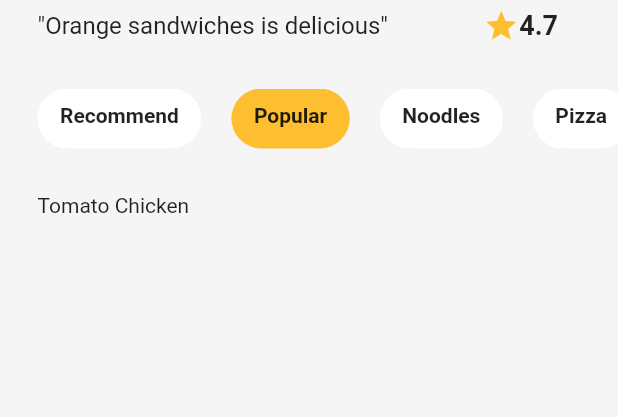
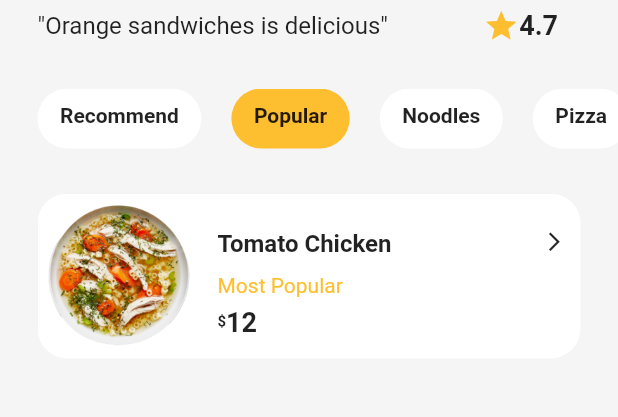
Before and after one commit to SaqifHaque/Flutter-Food-Delivery-App, a Flutter app: the screen it shows after launch, swiped to page 2, on a phone screen of 412 x 824 dp, the part 240-657 px from its top. Run offline on Flutter 3.47's test engine with Material 2 defaults, Android fonts, the phone set to English and light mode, and no system bars.

Commit message:
FoodItem widget ui updated

```diff
--- a/lib/widgets/food_item.dart
+++ b/lib/widgets/food_item.dart
@@ -1,4 +1,5 @@
 import 'package:flutter/material.dart';
+import 'package:food_delivery_app/constants/colors.dart';
 import 'package:food_delivery_app/models/food.dart';
 
 class FoodItem extends StatelessWidget {
@@ -9,7 +10,66 @@ class FoodItem extends StatelessWidget {
   @override
   Widget build(BuildContext context) {
     return Container(
-      child: Text(food.name)
+      height: 110,
+      decoration: BoxDecoration(
+        color: Colors.white,
+        borderRadius: BorderRadius.circular(20),
+      ),
+      child: Row(
+        children: [
+          Container(
+            padding: EdgeInsets.all(5),
+            width: 110,
+            height: 110,
+            child: Image.asset(food.imgUrl,
+                fit: BoxFit.fitHeight
+            )
+          ),
+          Expanded(
+            child: Container(
+              padding: EdgeInsets.only(top:20, left: 10, right: 10),
+              child: Column(
+                crossAxisAlignment: CrossAxisAlignment.start,
+                  children: [
+                    Row(
+                      mainAxisAlignment: MainAxisAlignment.spaceBetween,
+                      children: [
+                        Text(food.name,
+                        style: TextStyle(
+                          fontSize: 16,
+                          fontWeight: FontWeight.bold,
+                          height: 1.5
+                        )),
+                        Icon(Icons.arrow_forward_ios_outlined,
+                        size: 15),
+                      ]
+                    ),
+                    SizedBox(height: 5),
+                    Text(food.description, style: TextStyle(
+                      color: food.highLight ? kPrimaryColor : Colors.grey.withOpacity(0.8),
+                      height: 1.5
+                    )),
+                    SizedBox(height: 5),
+                    Row(
+                      children: [
+                        Text('\$',
+                        style: TextStyle(
+                          fontSize: 10,
+                          fontWeight: FontWeight.bold,
+                        )),
+                        Text('${food.price}',
+                            style: TextStyle(
+                              fontSize: 18,
+                              fontWeight: FontWeight.bold,
+                            )),
+                      ]
+                    )
+                  ],
+              )
+            )
+          )
+        ]
+      )
     );
   }
 }
--- a/lib/widgets/food_list_view.dart
+++ b/lib/widgets/food_list_view.dart
@@ -20,6 +20,7 @@ class FoodListView extends StatelessWidget {
         onPageChanged: (index) => callback(index),
         children: category.map((e) =>
             ListView.separated(
+              padding: EdgeInsets.zero,
               itemBuilder: (context, index) => FoodItem(
                 restaurant.menu[category[selected]]![index]
               ),
```
